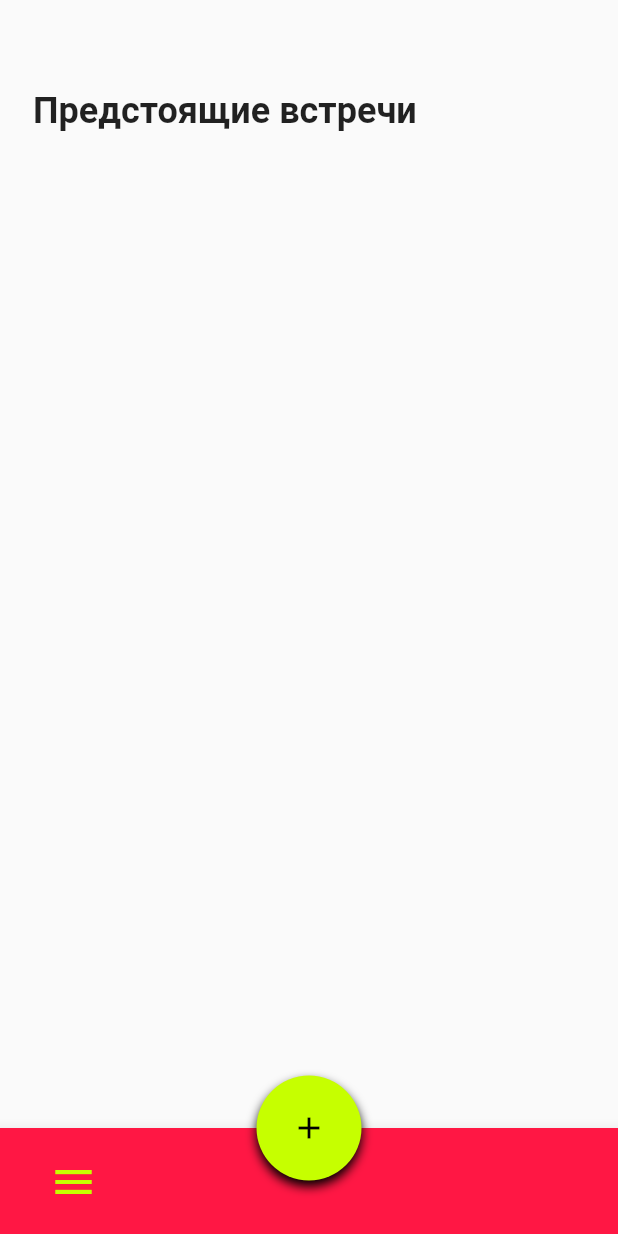
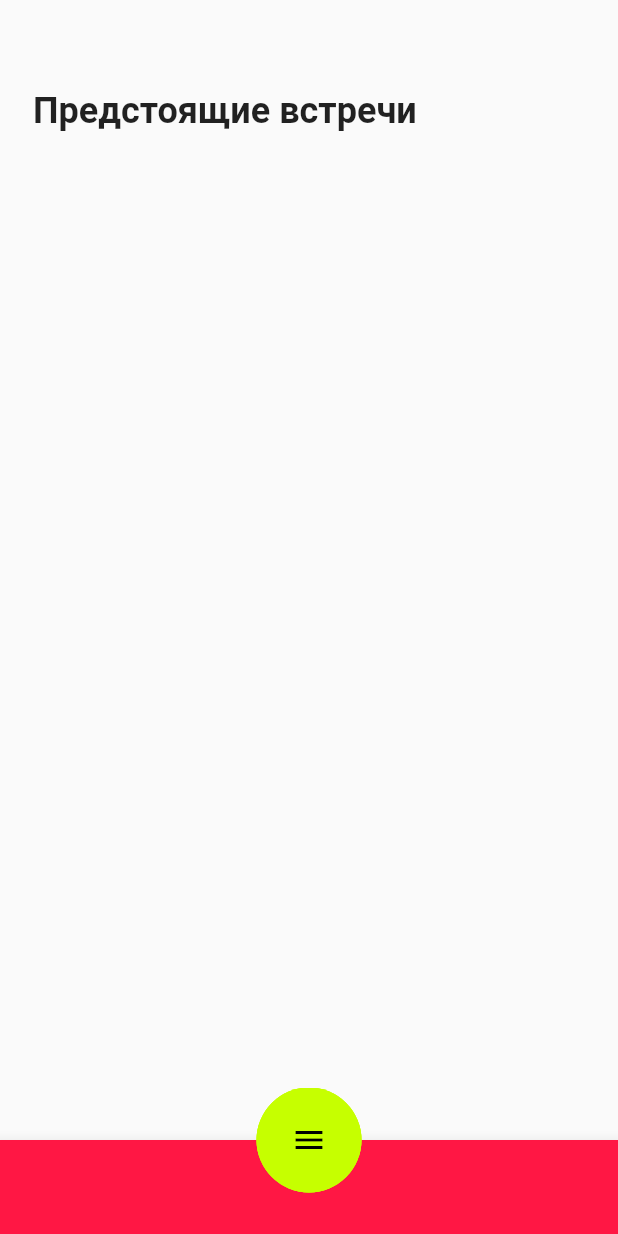
Before and after one commit to Leshachok/MakEvent, a Flutter app: the screen it shows after launch, on a phone screen of 412 x 824 dp. Run offline on Flutter 3.47's test engine with Material 2 defaults, Android fonts, the phone set to English and light mode, and no system bars; our stand-ins replace dio, google_maps_flutter.

Commit message:
added menu button

```diff
--- /dev/null
+++ b/lib/animation/menu_delegate.dart
@@ -0,0 +1,30 @@
+
+import 'package:flutter/cupertino.dart';
+
+class FlowMenuDelegate extends FlowDelegate{
+  final Animation<double> menuAnimation;
+
+  FlowMenuDelegate({required this.menuAnimation})
+      : super(repaint: menuAnimation);
+
+  List<int> horizontal = [0, -1, 1];
+  List<double> sizes = [0, 86, 86];
+
+  @override
+  void paintChildren(FlowPaintingContext context) {
+    for (int i = 0; i < context.childCount; ++i) {
+      var matrix = Matrix4.translationValues(
+        horizontal[i]* sizes[i] * menuAnimation.value, 0 , 0,
+      );
+      context.paintChild(i, transform: matrix);
+    }
+  }
+
+  @override
+  bool shouldRepaint(covariant FlowMenuDelegate oldDelegate) {
+    return menuAnimation != oldDelegate.menuAnimation;
+  }
+
+
+
+}
--- a/lib/screens/main_screen.dart
+++ b/lib/screens/main_screen.dart
@@ -1,6 +1,7 @@
 import 'package:flutter/cupertino.dart';
 import 'package:flutter/material.dart';
 import 'package:flutter/rendering.dart';
+import 'package:meeting_app/animation/menu_delegate.dart';
 import 'package:meeting_app/model/event.dart';
 import 'package:meeting_app/model/event_model.dart';
 import 'package:meeting_app/screens/event_add_screen.dart';
@@ -12,11 +13,25 @@ class MainScreen extends StatefulWidget {
   _MainScreenState createState() => _MainScreenState();
 }
 
-class _MainScreenState extends State<MainScreen> {
+class _MainScreenState extends State<MainScreen> with SingleTickerProviderStateMixin{
+
+  late AnimationController menuAnimation;
+
+  @override
+  void initState() {
+    super.initState();
+    menuAnimation = AnimationController(
+      duration: const Duration(milliseconds: 250),
+      vsync: this,
+    );
+  }
 
   @override
   Widget build(BuildContext context) {
-
+    const double width =
+        274;
+    const double height =
+        70;
     return Scaffold(
         body: Container(
               margin: EdgeInsets.only(left: 16, right: 16, top: 60),
@@ -53,61 +68,37 @@ class _MainScreenState extends State<MainScreen> {
         bottomNavigationBar: BottomAppBar(
           color: Color.fromRGBO(255, 23, 68, 1),
           child: Container(
+            height: 40,
             margin: const EdgeInsets.symmetric(vertical: 12, horizontal: 25),
-            child: Row(
-              children:[
-                IconButton(
-                  onPressed: (){
-                    showDialog(
-                        context: context,
-                        builder: (context){
-                          return AlertDialog(
-                            title: Text('Введите данные'),
-                            content: SizedBox(
-                              height: 150,
-                              child: Column(
-                                children: [
-                                  Text('Костючук Константин'),
-                                  Divider(height: 40),
-                                  Text('Вакцинированы?'),
-                                  Switch(
-                                    value: true,
-                                    onChanged: (bool){},
-                                  )
-                                ],
-                              ),
-                            ),
-                            actions: [
-                              TextButton(
-                                onPressed: (){},
-                                child: Text('Подтвердить'),
-                              )
-                            ],
-                          );
-                        }
-                    );
-                  },
-                  icon: const Icon(
-                      Icons.menu_outlined,
-                      color: Color.fromRGBO(198, 255, 0, 1),
-                      size: 32,
-                  ),
-                ),
-              ]
-            ),
+            child: null
           ),
         ),
         floatingActionButtonLocation: FloatingActionButtonLocation.miniCenterDocked,
-        floatingActionButton: DecoratedBox(
+        floatingActionButton: Container(
+          height: height,
+          width: width,
+          child: Flow(
+            delegate: FlowMenuDelegate(menuAnimation: menuAnimation),
+            children: [
+              getFloatingButton(),
+              getFloatingButton(),
+              getFloatingButton(),
+            ],
+          ),
+        )
+      );
+  }
+
+  Widget getFloatingButton() => DecoratedBox(
       decoration: BoxDecoration(
         borderRadius: BorderRadius.circular(35),
         boxShadow: const [
-              BoxShadow(
-                spreadRadius: 0.005,
-                color: Colors.black,
-                offset: Offset(0, 4),
-                blurRadius: 5,
-              )
+          // BoxShadow(
+          //   spreadRadius: 0.005,
+          //   color: Colors.black,
+          //   offset: Offset(0, 4),
+          //   blurRadius: 5,
+          // )
         ],
       ),
       child: SizedBox(
@@ -118,21 +109,18 @@ class _MainScreenState extends State<MainScreen> {
           elevation: 0.0,
           fillColor: Color.fromRGBO(198, 255, 0, 1),
           child: const Icon(
-                Icons.add,
+            Icons.menu,
             color: Colors.black,
           ),
-              onPressed: onFloatingButtonPressed,
+          onPressed: (){
+            menuAnimation.status == AnimationStatus.completed
+                ? menuAnimation.reverse()
+                : menuAnimation.forward();
+          },
         ),
       ),
-        )
     );
-  }
 
-  void onFloatingButtonPressed(){
-    Navigator.push(context,
-        MaterialPageRoute(builder: (context) => EventAddScreen()
-    ));
-  }
 
   Widget getRow(Event event) {
 
@@ -246,4 +234,10 @@ class _MainScreenState extends State<MainScreen> {
     );
   }
 
+  void onFloatingButtonPressed(){
+    Navigator.push(context,
+        MaterialPageRoute(builder: (context) => EventAddScreen()
+        ));
   }
+
+}
```
Lines whose indentation alone changed are shown as unchanged.
